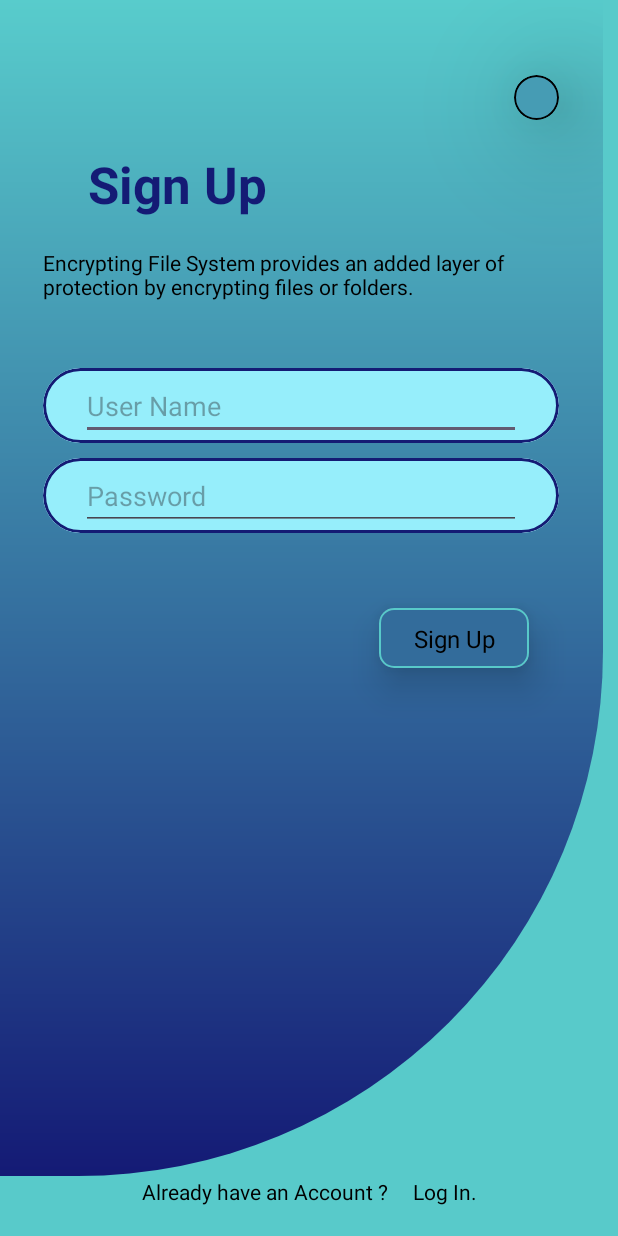
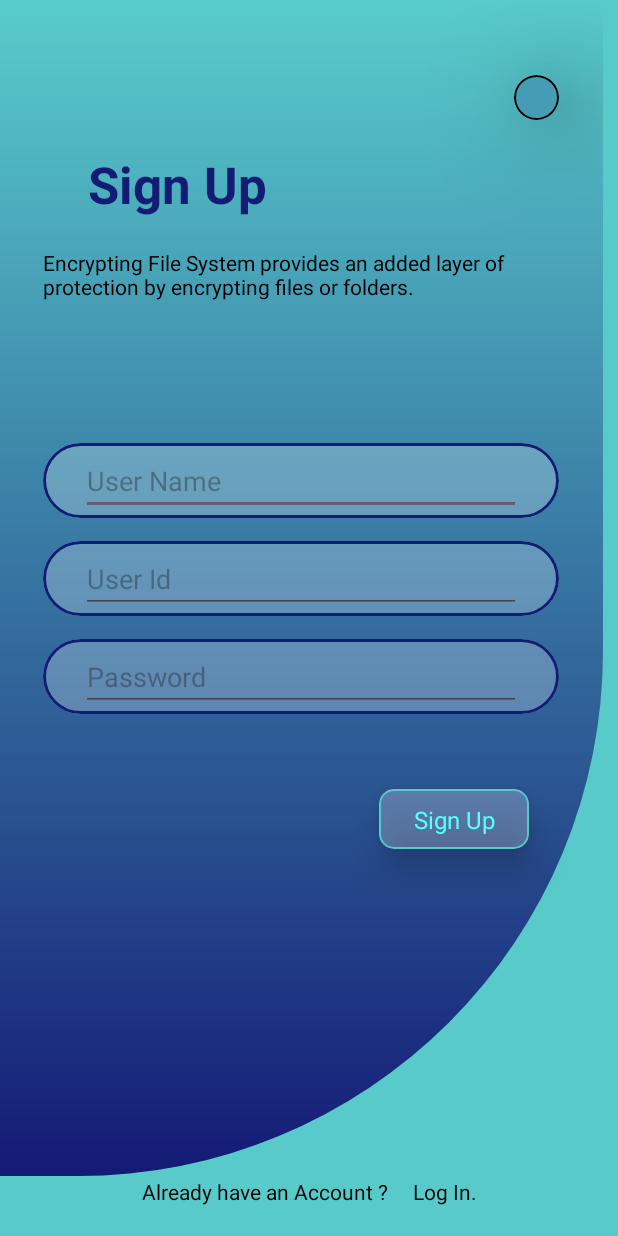
Before and after one commit to akp660/Data-Encryption, an Android app: the SignupActivity screen opened directly, with no data from a screen before it, on a phone screen of 412 x 824 dp. Run offline under Robolectric (Android 15) with nearby library versions, the phone set to English and light mode, and no system bars; Roboto replaces fonts that are not available here.

```diff
--- a/app/src/main/res/layout/login.xml
+++ b/app/src/main/res/layout/login.xml
@@ -54,19 +54,19 @@
             android:layout_width="match_parent"
             android:layout_height="50dp"
             android:layout_marginStart="30dp"
-            android:layout_marginTop="100dp"
+            android:layout_marginTop="150dp"
             android:layout_marginEnd="30dp"
             app:cardCornerRadius="50dp"
             app:layout_constraintEnd_toEndOf="parent"
             app:layout_constraintStart_toStartOf="parent"
             app:layout_constraintTop_toBottomOf="@+id/textView"
             app:strokeColor="#141B74"
+            app:cardBackgroundColor="#3DF4FEFF"
             app:strokeWidth="2dp">
 
             <androidx.constraintlayout.widget.ConstraintLayout
                 android:layout_width="match_parent"
-                android:layout_height="match_parent"
-                android:background="#96EEFB">
+                android:layout_height="match_parent">
 
                 <EditText
                     android:layout_width="match_parent"
@@ -74,6 +74,7 @@
                     android:layout_marginStart="25dp"
                     android:layout_marginEnd="25dp"
                     android:hint="User Name"
+                    android:textColor="#FFFFFF"
                     app:layout_constraintBottom_toBottomOf="parent"
                     app:layout_constraintEnd_toEndOf="parent"
                     app:layout_constraintStart_toStartOf="parent"
@@ -95,12 +96,12 @@
             app:layout_constraintStart_toStartOf="parent"
             app:layout_constraintTop_toBottomOf="@+id/materialCardView2"
             app:strokeColor="#141B74"
+            app:cardBackgroundColor="#3DF4FEFF"
             app:strokeWidth="2dp">
 
             <androidx.constraintlayout.widget.ConstraintLayout
                 android:layout_width="match_parent"
-                android:layout_height="match_parent"
-                android:background="#96EEFB">
+                android:layout_height="match_parent">
 
                 <EditText
                     android:layout_width="match_parent"
@@ -108,6 +109,7 @@
                     android:layout_marginStart="25dp"
                     android:layout_marginEnd="25dp"
                     android:hint="Password"
+                    android:textColor="#FFFFFF"
                     app:layout_constraintBottom_toBottomOf="parent"
                     app:layout_constraintEnd_toEndOf="parent"
                     app:layout_constraintStart_toStartOf="parent"
@@ -128,19 +130,19 @@
             app:layout_constraintEnd_toEndOf="parent"
             app:layout_constraintTop_toBottomOf="@+id/materialCardView3"
             app:strokeColor="#58C9C9"
+            app:cardBackgroundColor="#3DF4FEFF"
             app:strokeWidth="1.5dp">
 
             <androidx.constraintlayout.widget.ConstraintLayout
                 android:layout_width="match_parent"
-                android:layout_height="match_parent"
-                android:background="#336C9B">
+                android:layout_height="match_parent">
 
                 <TextView
                     android:layout_width="wrap_content"
                     android:layout_height="wrap_content"
                     android:fontFamily="sans-serif"
                     android:text="Login"
-                    android:textColor="#000000"
+                    android:textColor="#59FEFF"
                     android:textSize="16sp"
                     app:layout_constraintBottom_toBottomOf="parent"
                     app:layout_constraintEnd_toEndOf="parent"
--- a/app/src/main/res/layout/signup.xml
+++ b/app/src/main/res/layout/signup.xml
@@ -66,8 +66,9 @@
             android:layout_width="match_parent"
             android:layout_height="50dp"
             android:layout_marginStart="30dp"
-            android:layout_marginTop="100dp"
+            android:layout_marginTop="150dp"
             android:layout_marginEnd="30dp"
+            app:cardBackgroundColor="#3DF4FEFF"
             app:cardCornerRadius="50dp"
             app:layout_constraintEnd_toEndOf="parent"
             app:layout_constraintStart_toStartOf="parent"
@@ -77,8 +78,7 @@
 
             <androidx.constraintlayout.widget.ConstraintLayout
                 android:layout_width="match_parent"
-                android:layout_height="match_parent"
-                android:background="#96EEFB">
+                android:layout_height="match_parent">
 
                 <EditText
                     android:layout_width="match_parent"
@@ -86,6 +86,42 @@
                     android:layout_marginStart="25dp"
                     android:layout_marginEnd="25dp"
                     android:hint="User Name"
+                    android:textColor="#FFFFFF"
+                    app:layout_constraintBottom_toBottomOf="parent"
+                    app:layout_constraintEnd_toEndOf="parent"
+                    app:layout_constraintStart_toStartOf="parent"
+                    app:layout_constraintTop_toTopOf="parent" />
+
+            </androidx.constraintlayout.widget.ConstraintLayout>
+
+        </com.google.android.material.card.MaterialCardView>
+
+        <com.google.android.material.card.MaterialCardView
+            android:id="@+id/materialCardView4"
+            android:layout_width="match_parent"
+            android:layout_height="50dp"
+            android:layout_marginStart="30dp"
+            android:layout_marginTop="15dp"
+            android:layout_marginEnd="30dp"
+            app:cardCornerRadius="50dp"
+            app:layout_constraintEnd_toEndOf="parent"
+            app:cardBackgroundColor="#3DF4FEFF"
+            app:layout_constraintStart_toStartOf="parent"
+            app:layout_constraintTop_toBottomOf="@+id/materialCardView2"
+            app:strokeColor="#141B74"
+            app:strokeWidth="2dp">
+
+            <androidx.constraintlayout.widget.ConstraintLayout
+                android:layout_width="match_parent"
+                android:layout_height="match_parent">
+
+                <EditText
+                    android:layout_width="match_parent"
+                    android:layout_height="wrap_content"
+                    android:layout_marginStart="25dp"
+                    android:layout_marginEnd="25dp"
+                    android:hint="User Id"
+                    android:textColor="#FFFFFF"
                     app:layout_constraintBottom_toBottomOf="parent"
                     app:layout_constraintEnd_toEndOf="parent"
                     app:layout_constraintStart_toStartOf="parent"
@@ -100,19 +136,19 @@
             android:layout_width="match_parent"
             android:layout_height="50dp"
             android:layout_marginStart="30dp"
-            android:layout_marginTop="10dp"
+            android:layout_marginTop="15dp"
             android:layout_marginEnd="30dp"
             app:cardCornerRadius="50dp"
             app:layout_constraintEnd_toEndOf="parent"
             app:layout_constraintStart_toStartOf="parent"
-            app:layout_constraintTop_toBottomOf="@+id/materialCardView2"
+            app:layout_constraintTop_toBottomOf="@+id/materialCardView4"
             app:strokeColor="#141B74"
+            app:cardBackgroundColor="#3DF4FEFF"
             app:strokeWidth="2dp">
 
             <androidx.constraintlayout.widget.ConstraintLayout
                 android:layout_width="match_parent"
-                android:layout_height="match_parent"
-                android:background="#96EEFB">
+                android:layout_height="match_parent">
 
                 <EditText
                     android:layout_width="match_parent"
@@ -120,6 +156,7 @@
                     android:layout_marginStart="25dp"
                     android:layout_marginEnd="25dp"
                     android:hint="Password"
+                    android:textColor="#FFFFFF"
                     app:layout_constraintBottom_toBottomOf="parent"
                     app:layout_constraintEnd_toEndOf="parent"
                     app:layout_constraintStart_toStartOf="parent"
@@ -140,19 +177,19 @@
             app:layout_constraintEnd_toEndOf="parent"
             app:layout_constraintTop_toBottomOf="@+id/materialCardView3"
             app:strokeColor="#58C9C9"
+            app:cardBackgroundColor="#3DF4FEFF"
             app:strokeWidth="1.5dp">
 
             <androidx.constraintlayout.widget.ConstraintLayout
                 android:layout_width="match_parent"
-                android:layout_height="match_parent"
-                android:background="#336C9B">
+                android:layout_height="match_parent">
 
                 <TextView
                     android:layout_width="wrap_content"
                     android:layout_height="wrap_content"
                     android:fontFamily="sans-serif"
                     android:text="Sign Up"
-                    android:textColor="#000000"
+                    android:textColor="#59FEFF"
                     android:textSize="16sp"
                     app:layout_constraintBottom_toBottomOf="parent"
                     app:layout_constraintEnd_toEndOf="parent"
```
